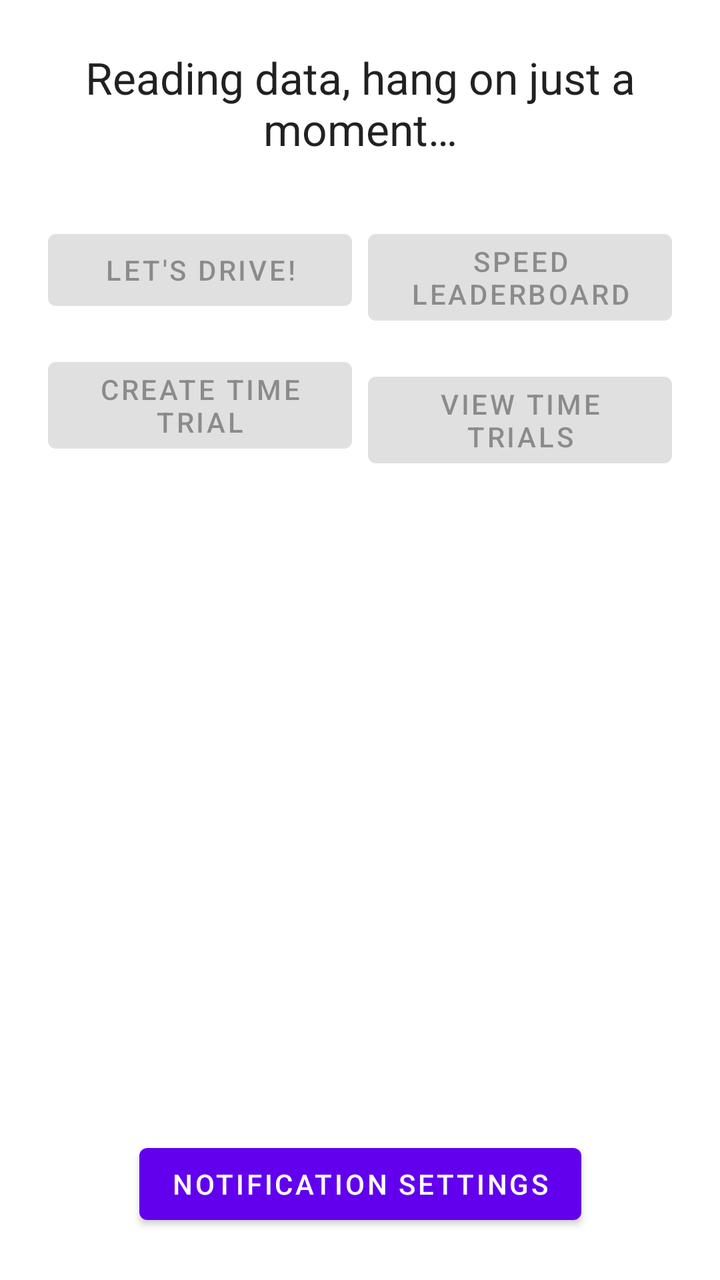
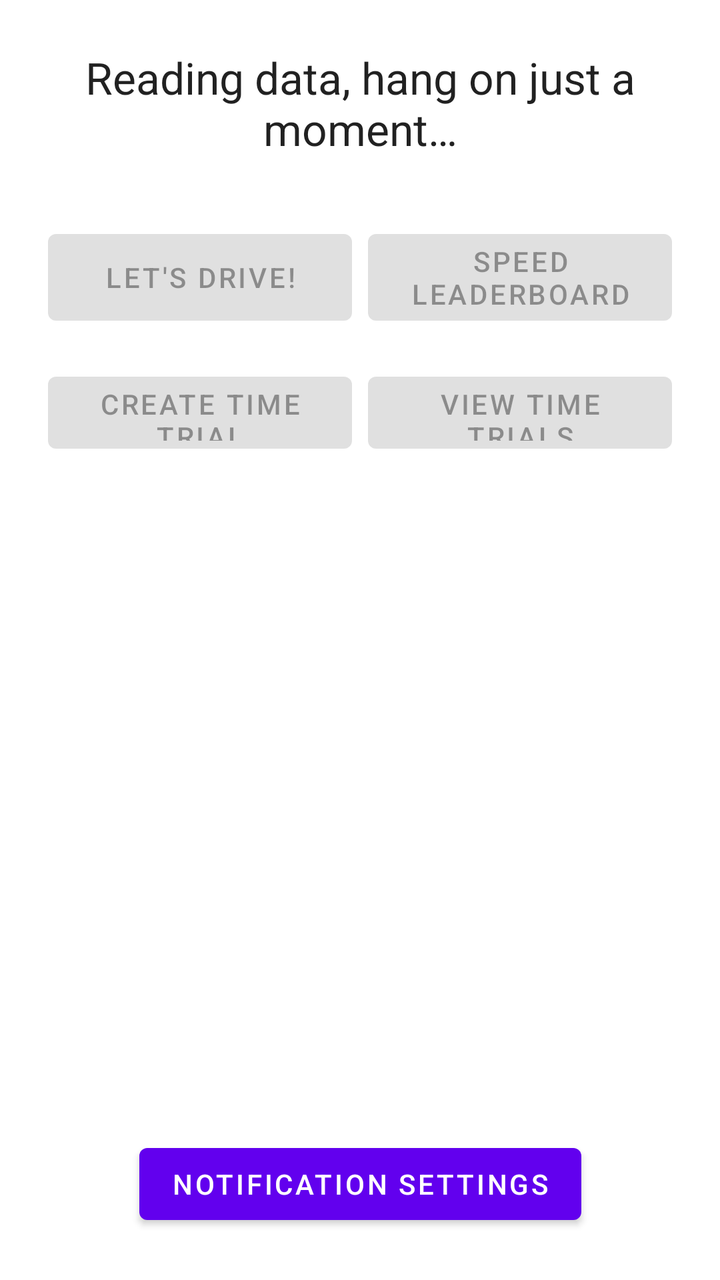

Before-and-after screenshots of an Android layout around one commit, followed by the original layout XML and the change that was made.
<!-- AndroidManifest.xml: application theme AppTheme -->
<!-- res/layout/activity_home_page.xml -->
<?xml version="1.0" encoding="utf-8"?>
<androidx.constraintlayout.widget.ConstraintLayout
        xmlns:android="http://schemas.android.com/apk/res/android"
        xmlns:tools="http://schemas.android.com/tools"
        xmlns:app="http://schemas.android.com/apk/res-auto"
        android:layout_width="match_parent"
        android:layout_height="match_parent"
        tools:context=".HomePage">
    <TextView
            android:text="@string/loggingIn"
            android:layout_width="wrap_content"
            android:layout_height="wrap_content" android:id="@+id/wbMessage"
            app:layout_constraintStart_toStartOf="parent" app:layout_constraintEnd_toEndOf="parent"
            app:layout_constraintTop_toTopOf="parent" android:layout_marginTop="24dp"
            android:layout_marginStart="24dp" android:layout_marginEnd="24dp"
            android:textAppearance="@style/TextAppearance.AppCompat.Large" android:textAlignment="center"/>
    <Button
            android:text="@string/leaderboardButtonLabel"
            android:layout_width="0dp"
            android:layout_height="wrap_content" android:id="@+id/statsButton"
            android:enabled="false" android:onClick="seeLeaderboard"
            app:layout_constraintEnd_toEndOf="parent" app:layout_constraintTop_toBottomOf="@+id/wbMessage"
            android:layout_marginTop="32dp" android:layout_marginEnd="24dp"
            app:layout_constraintStart_toEndOf="@+id/driveButton"/>
    <Button
            android:text="@string/driveButtonLabel"
            android:layout_width="0dp"
            android:layout_height="wrap_content" android:id="@+id/driveButton"
            android:enabled="false" android:onClick="driveButton"
            app:layout_constraintEnd_toStartOf="@+id/statsButton"
            app:layout_constraintStart_toStartOf="parent" app:layout_constraintTop_toBottomOf="@+id/wbMessage"
            android:layout_marginTop="32dp" android:layout_marginStart="24dp" android:layout_marginEnd="8dp"/>
    <Button
            android:text="@string/notSetTxt"
            android:layout_width="wrap_content"
            android:layout_height="wrap_content" android:id="@+id/notSetBtn"
            app:layout_constraintStart_toStartOf="parent" app:layout_constraintEnd_toEndOf="parent"
            android:onClick="notSetBtn"
            app:layout_constraintBottom_toBottomOf="parent" android:layout_marginBottom="24dp"/>
    <Button
            android:text="@string/createTTBtnLabel"
            android:layout_width="0dp"
            android:layout_height="wrap_content" android:id="@+id/createTTrialBtn"
            android:enabled="false" android:onClick="createTTrial"
            app:layout_constraintStart_toStartOf="parent"
            app:layout_constraintEnd_toStartOf="@+id/tTrialsBtn" android:layout_marginEnd="8dp"
            android:layout_marginStart="24dp" app:layout_constraintTop_toBottomOf="@+id/driveButton"
            android:layout_marginTop="16dp" app:layout_constraintHorizontal_bias="1.0"/>
    <Button
            android:text="@string/tTrialBtn"
            android:layout_width="0dp"
            android:layout_height="wrap_content" android:id="@+id/tTrialsBtn"
            android:enabled="false"
            android:onClick="seeTTrials"
            app:layout_constraintStart_toStartOf="@+id/statsButton"
            app:layout_constraintEnd_toEndOf="@+id/statsButton" app:layout_constraintHorizontal_bias="0.0"
            app:layout_constraintTop_toBottomOf="@+id/statsButton" android:layout_marginTop="16dp"
    />
</androidx.constraintlayout.widget.ConstraintLayout>
<!-- resources referenced by this layout -->
<resources>
  <string name="createTTBtnLabel">Create Time Trial</string>
  <string name="driveButtonLabel">Let\'s drive!</string>
  <string name="leaderboardButtonLabel">Speed leaderboard</string>
  <string name="loggingIn">Reading data, hang on just a moment…</string>
  <string name="notSetTxt">Notification Settings</string>
  <string name="tTrialBtn">View Time Trials</string>
  <style name="AppTheme" parent="Theme.MaterialComponents.DayNight">
          <item name="android:windowBackground">@color/bg</item>
      </style>
  <color name="bg">#ffffff</color>
</resources>

<!-- the commit's change to res/layout/activity_home_page.xml (unified diff, before → after) -->
@@ -25,11 +25,12 @@
     <Button
             android:text="@string/driveButtonLabel"
             android:layout_width="0dp"
-            android:layout_height="wrap_content" android:id="@+id/driveButton"
+            android:layout_height="0dp" android:id="@+id/driveButton"
             android:enabled="false" android:onClick="driveButton"
             app:layout_constraintEnd_toStartOf="@+id/statsButton"
             app:layout_constraintStart_toStartOf="parent" app:layout_constraintTop_toBottomOf="@+id/wbMessage"
-            android:layout_marginTop="32dp" android:layout_marginStart="24dp" android:layout_marginEnd="8dp"/>
+            android:layout_marginTop="32dp" android:layout_marginStart="24dp" android:layout_marginEnd="8dp"
+            app:layout_constraintBottom_toBottomOf="@+id/statsButton"/>
     <Button
             android:text="@string/notSetTxt"
             android:layout_width="wrap_content"
@@ -40,7 +41,7 @@
     <Button
             android:text="@string/createTTBtnLabel"
             android:layout_width="0dp"
-            android:layout_height="wrap_content" android:id="@+id/createTTrialBtn"
+            android:layout_height="48dp" android:id="@+id/createTTrialBtn"
             android:enabled="false" android:onClick="createTTrial"
             app:layout_constraintStart_toStartOf="parent"
             app:layout_constraintEnd_toStartOf="@+id/tTrialsBtn" android:layout_marginEnd="8dp"
@@ -49,11 +50,11 @@
     <Button
             android:text="@string/tTrialBtn"
             android:layout_width="0dp"
-            android:layout_height="wrap_content" android:id="@+id/tTrialsBtn"
+            android:layout_height="0dp" android:id="@+id/tTrialsBtn"
             android:enabled="false"
             android:onClick="seeTTrials"
             app:layout_constraintStart_toStartOf="@+id/statsButton"
             app:layout_constraintEnd_toEndOf="@+id/statsButton" app:layout_constraintHorizontal_bias="0.0"
             app:layout_constraintTop_toBottomOf="@+id/statsButton" android:layout_marginTop="16dp"
-    />
+            app:layout_constraintBottom_toBottomOf="@+id/createTTrialBtn"/>
 </androidx.constraintlayout.widget.ConstraintLayout>
